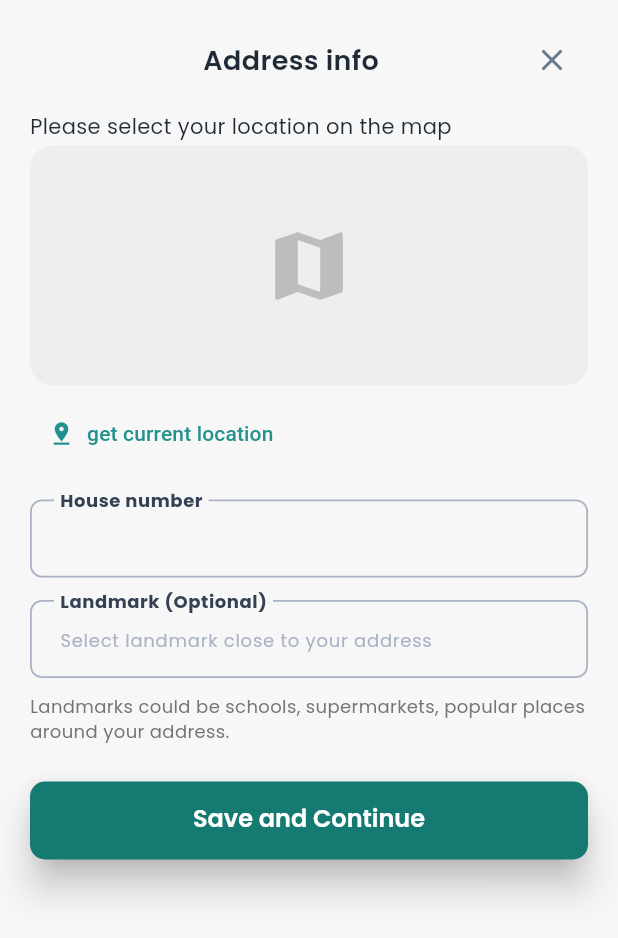
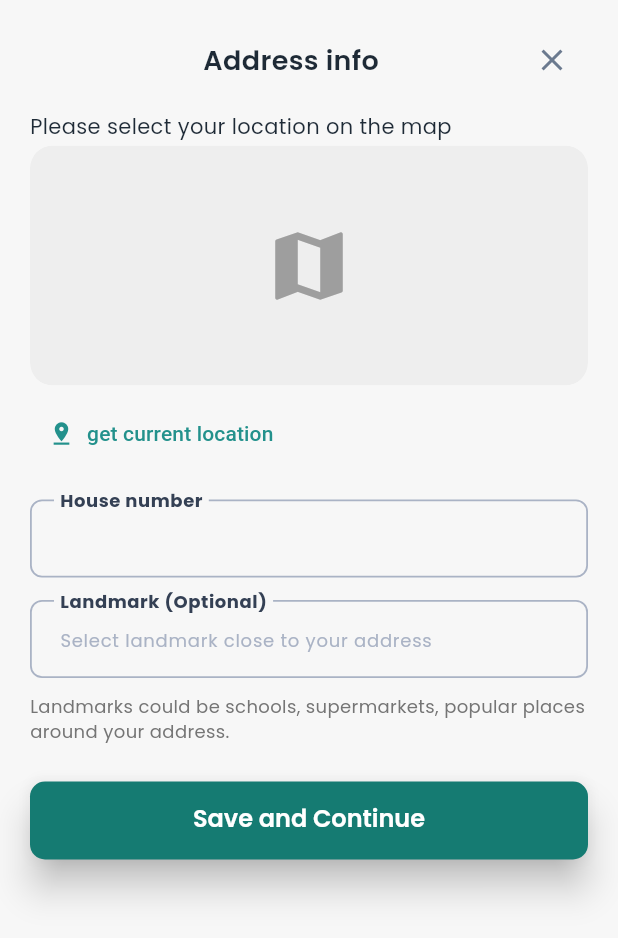
Before and after one commit to abdullaalsabti/Lam3aApp, a Flutter app: the AddressBottomSheet widget shown alone on an empty page, opened directly with empty values, on a phone screen of 412 x 824 dp. Shown: the top 938 px of the screen. Run offline on Flutter 3.47's test engine with Material 3 defaults, Android fonts, the phone set to English and light mode, and no system bars; our stand-ins replace flutter_dotenv, flutter_riverpod, flutter_secure_storage, geolocator, google_fonts, jwt_decoder; accounts and stored records are empty; network calls fail.

Commit message:
enhancing UIs

```diff
--- a/lib/models/address.dart
+++ b/lib/models/address.dart
@@ -2,9 +2,45 @@ class Address {
   String? address;
   double? longitude;
   double? latitude;
-  int? houseNumber;
+  String? houseNumber;
   String? landmark;
   String? streetName;
 
-  Address({this.address , this.longitude , this.landmark , this.latitude , this.houseNumber , this.streetName});
+  Address({
+    this.address,
+    this.longitude,
+    this.landmark,
+    this.latitude,
+    this.houseNumber,
+    this.streetName,
+  });
+  factory Address.fromJson(Map<String, dynamic> json) {
+    final coordinates = json['coordinates'] as Map<String, dynamic>?;
+
+    return Address(
+      streetName: json['street'] as String?,
+      houseNumber: json['buildingNumber'] as String?,
+      landmark: json['landmark'] as String?,
+      latitude: coordinates != null
+          ? (coordinates['latitude'] as num?)?.toDouble()
+          : null,
+      longitude: coordinates != null
+          ? (coordinates['longitude'] as num?)?.toDouble()
+          : null,
+    );
+  }
+
+  Map<String, dynamic> toJson() {
+    return {
+      'street': streetName,
+      'buildingNumber': houseNumber,
+      'landmark': landmark,
+      'coordinates': {'latitude': latitude, 'longitude': longitude},
+    };
+  }
+
+  @override
+  String toString() {
+    return 'Address(street: $streetName, buildingNumber: $houseNumber, landmark: $landmark, latitude: $latitude, longitude: $longitude)';
+  }
 }
--- a/lib/pages/both/extended_signup.dart
+++ b/lib/pages/both/extended_signup.dart
@@ -153,7 +153,7 @@ class _ExtendedSignupState extends ConsumerState<ExtendedSignup> {
 
       userData.role == Role.provider
           ? response = await ApiService().putAuthenticated(
-              'api/provider/ProviderProfile/',
+              'api/provider/ProviderProfile/profile',
               body,
             )
           : response = await ApiService().putAuthenticated(
--- a/lib/providers/client_home_provider.dart
+++ b/lib/providers/client_home_provider.dart
@@ -12,12 +12,9 @@ final clientHomeProvider = FutureProvider<ClientHomeData>((ref) async {
       final data = jsonDecode(response.body);
       return ClientHomeData.fromJson(data);
     } else {
-      print('Failed to load home data: Status ${response.statusCode}');
       throw Exception('Failed to load home data: ${response.statusCode}');
     }
   } catch (e, stackTrace) {
-    print('Error loading home data: $e');
-    print('Stack trace: $stackTrace');
     throw Exception('Error loading home data: $e');
   }
 });
--- a/lib/providers/service_categories_provider.dart
+++ b/lib/providers/service_categories_provider.dart
@@ -12,12 +12,9 @@ final serviceCategoriesProvider = FutureProvider<List<ServiceCategory>>((ref) as
       final List<dynamic> data = jsonDecode(response.body);
       return data.map((c) => ServiceCategory.fromJson(c)).toList();
     } else {
-      print('Failed to load service categories: Status ${response.statusCode}');
       throw Exception('Failed to load service categories: ${response.statusCode}');
     }
   } catch (e, stackTrace) {
-    print('Error loading service categories: $e');
-    print('Stack trace: $stackTrace');
     throw Exception('Error loading service categories: $e');
   }
 });
--- a/lib/services/api_service.dart
+++ b/lib/services/api_service.dart
@@ -13,9 +13,6 @@ class ApiService {
   /// - Phone over USB (recommended): `http://127.0.0.1:5003` + `adb reverse tcp:5003 tcp:5003`
   /// - Same Wi‑Fi LAN: `http://192.168.1.11:5002` (backend must bind `0.0.0.0:5002`)
   static String get _baseUrl {
-    final env = dotenv.env['API_BASE_URL'];
-    if (env != null && env.trim().isNotEmpty) return env.trim();
-    // Default to adb-reverse friendly URL.
     return 'http://127.0.0.1:5003';
   }
 
--- a/lib/widgets/address_bottom_sheet.dart
+++ b/lib/widgets/address_bottom_sheet.dart
@@ -6,6 +6,7 @@ import 'package:google_fonts/google_fonts.dart';
 import 'package:lamaa/models/address.dart';
 import 'package:lamaa/services/api_service.dart';
 import 'package:lamaa/widgets/error_message.dart';
+import 'package:lamaa/widgets/location_map_card.dart';
 
 class AddressBottomSheet extends StatefulWidget {
   AddressBottomSheet({super.key, required this.onAddressSaved});
@@ -55,7 +56,7 @@ class _AddressBottomSheetState extends State<AddressBottomSheet> {
 
     if (formkey.currentState!.validate()) {
       // Build address string
-      int houseNumber = int.parse(houseController.text.trim());
+      String houseNumber = houseController.text.trim();
       String landmark = landmarkController.text.trim();
 
       _address!.houseNumber = houseNumber;
@@ -95,7 +96,8 @@ class _AddressBottomSheetState extends State<AddressBottomSheet> {
       if (!serviceEnabled) {
         setState(() {
           loadingLocation = false;
-          errorMessage = 'Location services are disabled. Please enable them in settings.';
+          errorMessage =
+              'Location services are disabled. Please enable them in settings.';
         });
         throw Exception('Location services are disabled');
       }
@@ -106,7 +108,8 @@ class _AddressBottomSheetState extends State<AddressBottomSheet> {
         if (permission == LocationPermission.denied) {
           setState(() {
             loadingLocation = false;
-            errorMessage = 'Location permission is required to get your address';
+            errorMessage =
+                'Location permission is required to get your address';
           });
           throw Exception('Location permission denied');
         }
@@ -115,7 +118,8 @@ class _AddressBottomSheetState extends State<AddressBottomSheet> {
       if (permission == LocationPermission.deniedForever) {
         setState(() {
           loadingLocation = false;
-          errorMessage = 'Location permission permanently denied. Please enable it in app settings.';
+          errorMessage =
+              'Location permission permanently denied. Please enable it in app settings.';
         });
         throw Exception('Location permission permanently denied');
       }
@@ -152,7 +156,8 @@ class _AddressBottomSheetState extends State<AddressBottomSheet> {
       } catch (ex) {
         print("Error calling geocoding API: $ex");
         setState(() {
-          errorMessage = "Error retrieving address. Coordinates saved but address may be incomplete.";
+          errorMessage =
+              "Error retrieving address. Coordinates saved but address may be incomplete.";
         });
       }
 
@@ -179,30 +184,15 @@ class _AddressBottomSheetState extends State<AddressBottomSheet> {
 
   @override
   Widget build(BuildContext context) {
-    Widget locationPreview = Container(
-      height: 160,
-      width: double.infinity,
-      color: Colors.grey[200],
-      child: Icon(Icons.map, size: 60, color: Colors.grey[400]),
+    Widget locationPreview = ClipRRect(
+      borderRadius: BorderRadius.circular(15),
+      child: LocationMapCard(
+        latitude: _address?.latitude,
+        longitude: _address?.longitude,
+        loading: loadingLocation,
+        apiKey: API_KEY,
+      ),
     );
-
-    if (loadingLocation) {
-      locationPreview = Container(
-        height: 160,
-        width: double.infinity,
-        color: Colors.grey[200],
-        child: Center(child: CircularProgressIndicator()),
-      );
-    }
-
-    if (_address != null) {
-      locationPreview = Image.network(
-        locationImage,
-        height: 160,
-        width: double.infinity,
-        fit: BoxFit.cover,
-      );
-    }
 
     return Padding(
       padding: EdgeInsets.only(
@@ -252,8 +242,8 @@ class _AddressBottomSheetState extends State<AddressBottomSheet> {
 
               // Error message display under the map
               if (errorMessage != null) ...[
-                SizedBox(height: 8,),
-                ErrorMessage(errorMessage: errorMessage!,),
+                SizedBox(height: 8),
+                ErrorMessage(errorMessage: errorMessage!),
               ],
 
               const SizedBox(height: 8),
--- /dev/null
+++ b/lib/widgets/location_map_card.dart
@@ -0,0 +1,63 @@
+import 'package:flutter/material.dart';
+
+class LocationMapCard extends StatefulWidget {
+  const LocationMapCard({
+    super.key,
+    required this.latitude,
+    required this.longitude,
+    required this.loading,
+    required this.apiKey,
+  });
+
+  final double? latitude;
+  final double? longitude;
+  final bool loading;
+  final String apiKey;
+
+  @override
+  State<LocationMapCard> createState() => _LocationMapCardState();
+}
+
+class _LocationMapCardState extends State<LocationMapCard> {
+  String get locationImage {
+    if (widget.latitude == null || widget.longitude == null) return '';
+    return 'https://maps.googleapis.com/maps/api/staticmap'
+        '?center=${widget.latitude},${widget.longitude}'
+        '&zoom=16'
+        '&size=600x300'
+        '&maptype=roadmap'
+        '&markers=color:red%7Clabel:A%7C${widget.latitude},${widget.longitude}'
+        '&key=${widget.apiKey}';
+  }
+
+  @override
+  Widget build(BuildContext context) {
+    Widget content = Container(
+      height: 160,
+      width: double.infinity,
+      color: Colors.grey[200],
+      child: const Icon(Icons.map, size: 60, color: Colors.grey),
+    );
+
+    if (widget.loading) {
+      content = Container(
+        height: 160,
+        width: double.infinity,
+        color: Colors.grey[200],
+        child: const Center(child: CircularProgressIndicator()),
+      );
+    } else if (widget.latitude != null && widget.longitude != null) {
+      content = ClipRRect(
+        borderRadius: BorderRadius.circular(15),
+        child: Image.network(
+          locationImage,
+          height: 160,
+          width: double.infinity,
+          fit: BoxFit.cover,
+        ),
+      );
+    }
+
+    return content;
+  }
+}
```
Also changed, not shown: lib/controllers/service_request_notifier.dart (added, +58 -0 lines), lib/main.dart (+2 -6 lines), lib/models/service_request.dart (+46 -3 lines), lib/pages/client/client_home.dart (+6 -12 lines), lib/pages/client/date_time_selection.dart (+156 -82 lines), lib/pages/client/garage_add.dart (+6 -2 lines), lib/pages/client/provider_selection.dart (+10 -11 lines), lib/providers/client_serviceRequest_provider.dart (added, +8 -0 lines), lib/providers/vehicles_provider.dart (+1 -6 lines).
